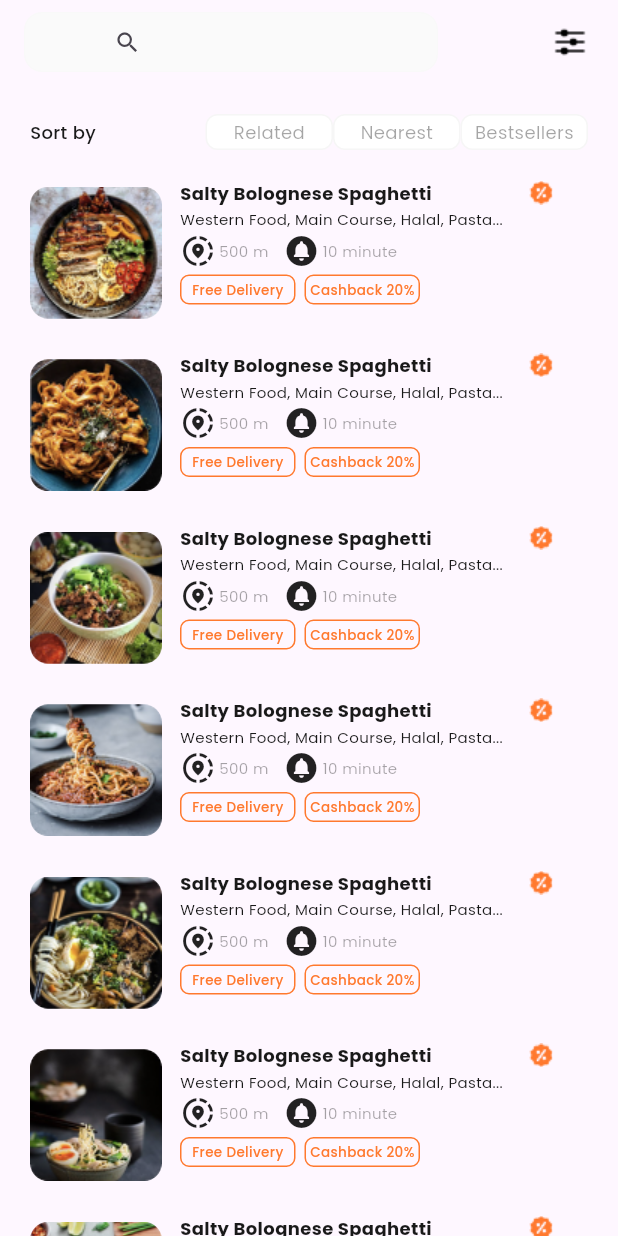
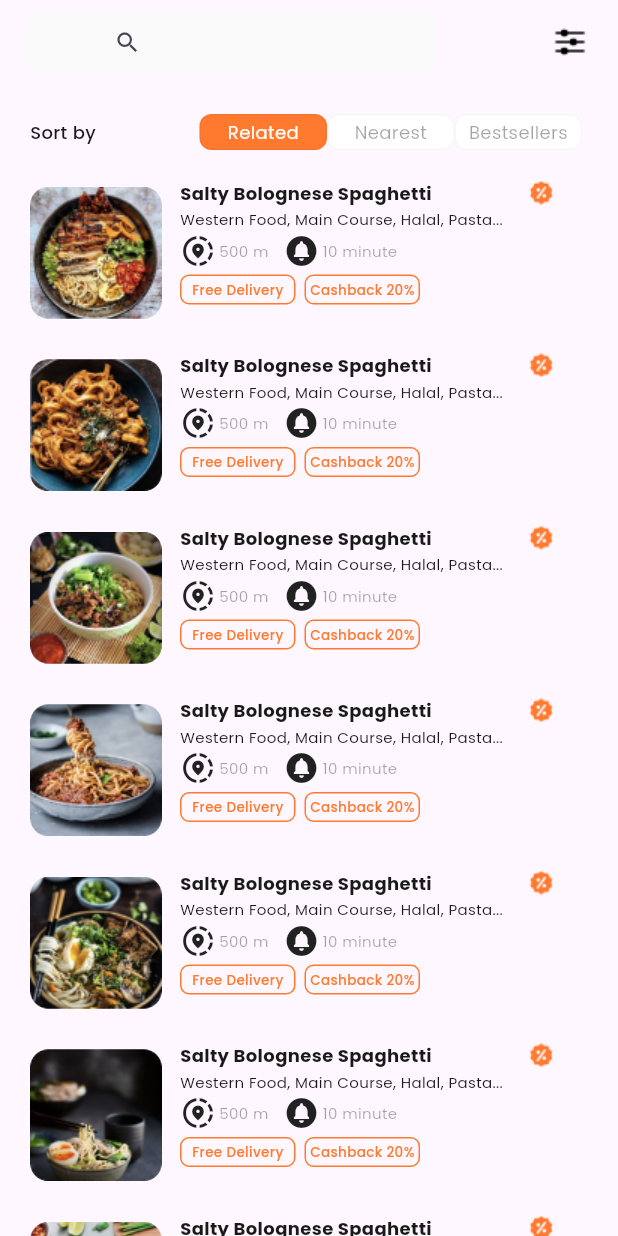
Before and after one commit to fdldestriana/shopee_food, a Flutter app: the screen it shows after launch, on a phone screen of 412 x 824 dp. Run offline on Flutter 3.47's test engine with Material 2 defaults, Android fonts, the phone set to English and light mode, and no system bars; our stand-ins replace equatable, google_fonts.

Commit message:
finish slicing search view

```diff
--- a/lib/module/search_result/view/search_result_view.dart
+++ b/lib/module/search_result/view/search_result_view.dart
@@ -74,9 +74,8 @@ class SearchResultView extends StatefulWidget {
                           fontSize: 12,
                           fontWeight: FontWeight.w500),
                     ),
-                    ReCategoryPicker(
+                    const ReCategoryPicker(
                       categories: ['Related', 'Nearest', 'Bestsellers'],
-                      isSelected: false,
                     )
                   ],
                 ),
--- a/lib/module/search_result/widget/category_picker.dart
+++ b/lib/module/search_result/widget/category_picker.dart
@@ -3,27 +3,42 @@ import 'package:google_fonts/google_fonts.dart';
 import 'package:shopee_food/utils/color_lib.dart';
 
 class ReCategoryPicker extends StatefulWidget {
-  ReCategoryPicker(
-      {super.key, required this.categories, required this.isSelected});
+  const ReCategoryPicker({super.key, required this.categories});
   final List<String> categories;
-  bool isSelected;
 
   @override
   State<ReCategoryPicker> createState() => _ReCategoryPickerState();
 }
 
 class _ReCategoryPickerState extends State<ReCategoryPicker> {
+  List<String> categories = [];
+  int selectedIndex = 0;
+  @override
+  void initState() {
+    super.initState();
+    categories = widget.categories;
+  }
+
+  void updateCategorySelectedIndex(int index) {
+    selectedIndex = index;
+    setState(() {});
+  }
+
   @override
   Widget build(BuildContext context) {
-    return Row(
+    return Padding(
+      padding: const EdgeInsets.symmetric(horizontal: 4.0),
+      child: Row(
         mainAxisAlignment: MainAxisAlignment.spaceBetween,
         children: [
           ...List.generate(
             widget.categories.length,
-          (index) => InkWell(
+            (index) {
+              var item = categories[index];
+              bool isSelected = selectedIndex == index;
+              return InkWell(
                 onTap: () {
-              widget.isSelected = !widget.isSelected;
-              setState(() {});
+                  updateCategorySelectedIndex(index);
                 },
                 child: Container(
                   width: 85,
@@ -34,14 +49,13 @@ class _ReCategoryPickerState extends State<ReCategoryPicker> {
                       color: const Color.fromARGB(10, 25, 25, 25),
                     ),
                     borderRadius: BorderRadius.circular(8),
-                color:
-                    widget.isSelected ? ColorLib.primaryColor : ColorLib.white,
+                    color: isSelected ? ColorLib.primaryColor : ColorLib.white,
                   ),
                   child: Center(
                     child: Text(
-                  widget.categories[index],
+                      item,
                       style: GoogleFonts.poppins(
-                      color: widget.isSelected
+                          color: isSelected
                               ? ColorLib.white
                               : const Color.fromARGB(100, 25, 25, 25),
                           fontSize: 12,
@@ -49,9 +63,11 @@ class _ReCategoryPickerState extends State<ReCategoryPicker> {
                     ),
                   ),
                 ),
-          ),
+              );
+            },
           )
         ],
+      ),
     );
   }
 }
```
Lines whose indentation alone changed are shown as unchanged.
